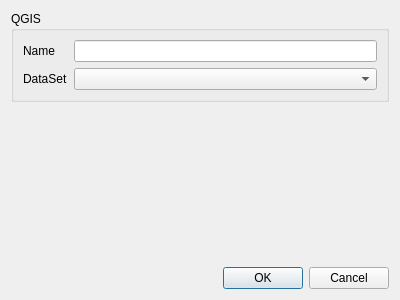
Above: src/QGis-DynaMindModules/guiqgisdynamindimport.ui from christianurich/DynaMind-QGIS before the change. Below: the same form after it.
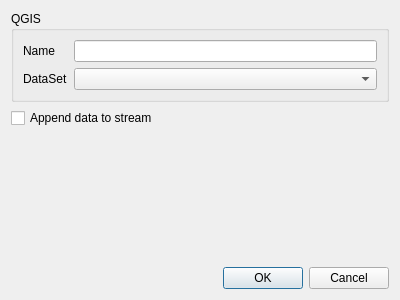
That is the form after the change.

Commit message: append data to stream

```diff
--- a/src/QGis-DynaMindModules/guiqgisdynamindimport.ui
+++ b/src/QGis-DynaMindModules/guiqgisdynamindimport.ui
@@ -50,6 +50,13 @@
      </layout>
     </widget>
    </item>
+   <item>
+    <widget class="QCheckBox" name="checkBox_append">
+     <property name="text">
+      <string>Append data to stream</string>
+     </property>
+    </widget>
+   </item>
    <item>
     <spacer name="verticalSpacer">
      <property name="orientation">
```
The commit also changes 4 other files.
